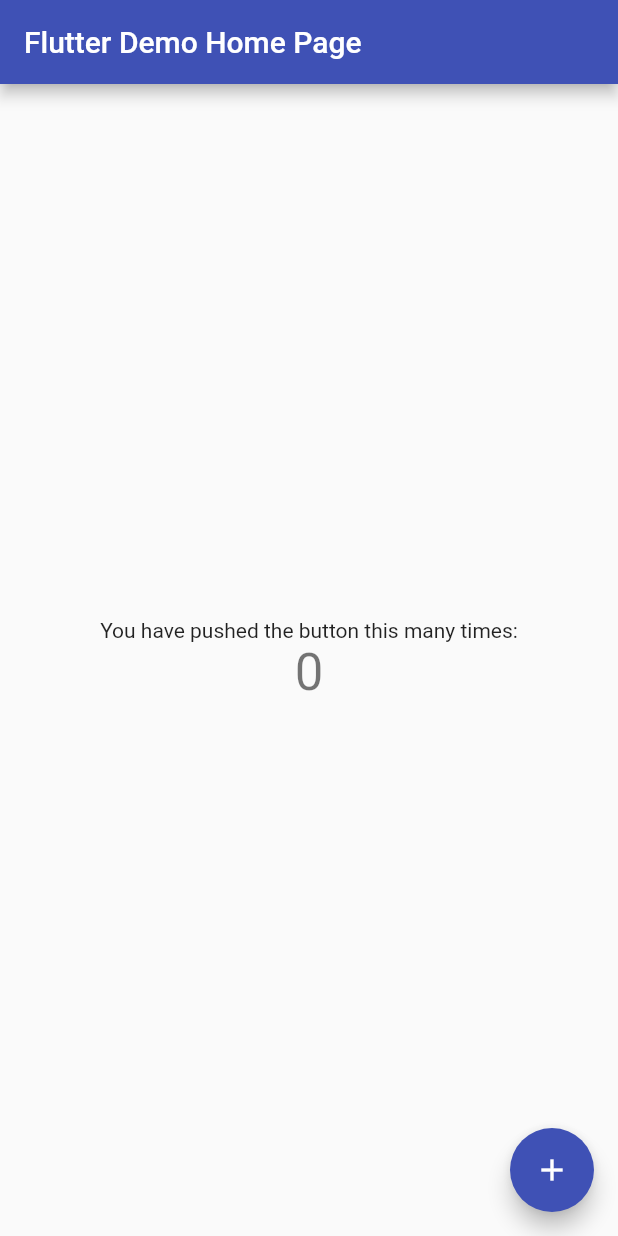
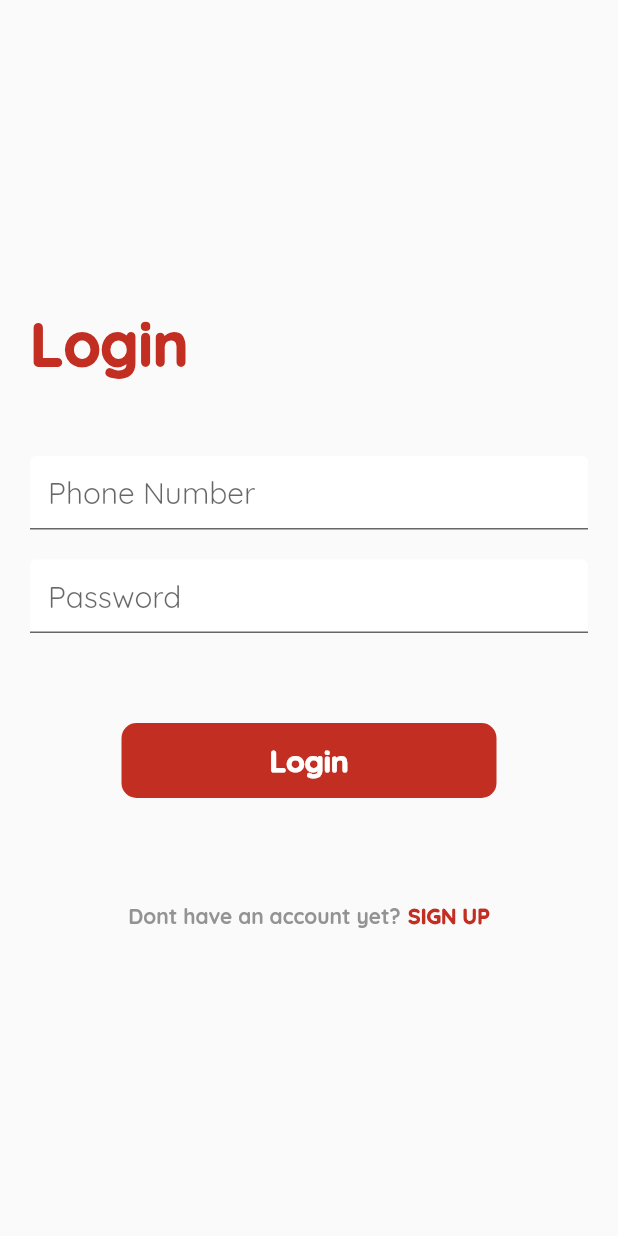
Before and after one commit to kwado-tech/project-management, a Flutter app: the screen it shows after launch, on a phone screen of 412 x 824 dp. Run offline on Flutter 3.47's test engine with Material 2 defaults, Android fonts, the phone set to English and light mode, and no system bars.

Commit message:
Added & imported Quicksand fonts, deleted my-home-page widget, created & designed  auth-page (consisting of login & signup interfaces), updated theme-colors.

```diff
--- a/lib/main.dart
+++ b/lib/main.dart
@@ -1,115 +1,19 @@
 import 'package:flutter/material.dart';
+import 'package:project_manager/pages/auth/auth_page.dart';
 import 'package:project_manager/theme/theme_colors.dart';
-
-
 
 void main() => runApp(MyApp());
 
 class MyApp extends StatelessWidget {
-  // This widget is the root of your application.
   @override
   Widget build(BuildContext context) {
     return MaterialApp(
-      title: 'Flutter Demo',
+      debugShowCheckedModeBanner: false,
+      title: 'Project Manager',
       theme: ThemeData(
-        // This is the theme of your application.
-        //
-        // Try running your application with "flutter run". You'll see the
-        // application has a blue toolbar. Then, without quitting the app, try
-        // changing the primarySwatch below to Colors.green and then invoke
-        // "hot reload" (press "r" in the console where you ran "flutter run",
-        // or simply save your changes to "hot reload" in a Flutter IDE).
-        // Notice that the counter didn't reset back to zero; the application
-        // is not restarted.
-        primarySwatch: Colors.indigo,
-      ),
-      home: MyHomePage(title: 'Flutter Demo Home Page'),
+        primaryColor: tPrimaryColor,
+        fontFamily: 'Quicksand'),
+      home: AuthPage(),
     );
   }
 }
-
-class MyHomePage extends StatefulWidget {
-  MyHomePage({Key key, this.title}) : super(key: key);
-
-  // This widget is the home page of your application. It is stateful, meaning
-  // that it has a State object (defined below) that contains fields that affect
-  // how it looks.
-
-  // This class is the configuration for the state. It holds the values (in this
-  // case the title) provided by the parent (in this case the App widget) and
-  // used by the build method of the State. Fields in a Widget subclass are
-  // always marked "final".
-
-  final String title;
-
-  @override
-  _MyHomePageState createState() => _MyHomePageState();
-}
-
-class _MyHomePageState extends State<MyHomePage> {
-  int _counter = 0;
-
-  void _incrementCounter() {
-    setState(() {
-      // This call to setState tells the Flutter framework that something has
-      // changed in this State, which causes it to rerun the build method below
-      // so that the display can reflect the updated values. If we changed
-      // _counter without calling setState(), then the build method would not be
-      // called again, and so nothing would appear to happen.
-      _counter++;
-    });
-  }
-
-  @override
-  Widget build(BuildContext context) {
-    // This method is rerun every time setState is called, for instance as done
-    // by the _incrementCounter method above.
-    //
-    // The Flutter framework has been optimized to make rerunning build methods
-    // fast, so that you can just rebuild anything that needs updating rather
-    // than having to individually change instances of widgets.
-    return Scaffold(
-      appBar: AppBar(
-        // Here we take the value from the MyHomePage object that was created by
-        // the App.build method, and use it to set our appbar title.
-        title: Text(widget.title),
-        backgroundColor: tPrimaryColor,
-      ),
-      body: Center(
-        // Center is a layout widget. It takes a single child and positions it
-        // in the middle of the parent.
-        child: Column(
-          // Column is also layout widget. It takes a list of children and
-          // arranges them vertically. By default, it sizes itself to fit its
-          // children horizontally, and tries to be as tall as its parent.
-          //
-          // Invoke "debug painting" (press "p" in the console, choose the
-          // "Toggle Debug Paint" action from the Flutter Inspector in Android
-          // Studio, or the "Toggle Debug Paint" command in Visual Studio Code)
-          // to see the wireframe for each widget.
-          //
-          // Column has various properties to control how it sizes itself and
-          // how it positions its children. Here we use mainAxisAlignment to
-          // center the children vertically; the main axis here is the vertical
-          // axis because Columns are vertical (the cross axis would be
-          // horizontal).
-          mainAxisAlignment: MainAxisAlignment.center,
-          children: <Widget>[
-            Text(
-              'You have pushed the button this many times:',
-            ),
-            Text(
-              '$_counter',
-              style: Theme.of(context).textTheme.display1,
-            ),
-          ],
-        ),
-      ),
-      floatingActionButton: FloatingActionButton(
-        onPressed: _incrementCounter,
-        tooltip: 'Increment',
-        child: Icon(Icons.add),
-      ), // This trailing comma makes auto-formatting nicer for build methods.
-    );
-  }
-}
--- /dev/null
+++ b/lib/pages/auth/auth_page.dart
@@ -0,0 +1,158 @@
+import 'package:flutter/material.dart';
+import 'package:project_manager/theme/theme_colors.dart';
+
+enum AuthMode { Login, SignUp }
+
+class AuthPage extends StatefulWidget {
+  @override
+  _AuthPageState createState() => _AuthPageState();
+}
+
+class _AuthPageState extends State<AuthPage> {
+  AuthMode _authMode = AuthMode.Login;
+
+  void _hideKeyPad() {
+    FocusScope.of(context).requestFocus(FocusNode());
+  }
+
+  Widget _buildTitleRow() {
+    return Row(
+      children: <Widget>[
+        Text(_authMode == AuthMode.Login ? 'Login' : 'Sign Up',
+            style: TextStyle(
+                color: tAccentColor,
+                fontSize: 40.0,
+                fontWeight: FontWeight.w900)),
+      ],
+    );
+  }
+
+  Widget _buildPhoneNumberTextField() {
+    return TextField(
+      keyboardType: TextInputType.phone,
+      style: TextStyle(fontSize: 20.0),
+      decoration: InputDecoration(
+        hintText: 'Phone Number',
+        filled: true,
+        fillColor: tTextFieldBackgroundColor,
+      ),
+    );
+  }
+
+  Widget _buildPasswordTextField() {
+    return TextField(
+      obscureText: true,
+      keyboardType: TextInputType.phone,
+      style: TextStyle(fontSize: 20.0),
+      decoration: InputDecoration(
+        hintText: 'Password',
+        filled: true,
+        fillColor: tTextFieldBackgroundColor,
+      ),
+    );
+  }
+
+  Widget _buildConfirmPasswordTextField() {
+    return _authMode == AuthMode.Login
+        ? Container()
+        : TextField(
+            obscureText: true,
+            keyboardType: TextInputType.phone,
+            style: TextStyle(fontSize: 20.0),
+            decoration: InputDecoration(
+              hintText: 'Confirm Password',
+              filled: true,
+              fillColor: tTextFieldBackgroundColor,
+            ),
+          );
+  }
+
+  Widget _buildFormControl() {
+    return InkWell(
+      onTap: () {},
+      child: Container(
+        height: 50.0,
+        width: 250.0,
+        decoration: BoxDecoration(
+          color: tAccentColor,
+          borderRadius: BorderRadius.circular(10.0),
+        ),
+        alignment: Alignment.center,
+        padding: EdgeInsets.all(10.0),
+        child: Text(_authMode == AuthMode.Login ? 'Login' : 'Sign Up',
+            style: TextStyle(
+                color: tAccentButtonTextColor,
+                fontSize: 20.0,
+                fontWeight: FontWeight.w900)),
+      ),
+    );
+  }
+
+  Widget _buildAuthModeControl() {
+    return InkWell(
+      onTap: () {
+        _hideKeyPad();
+        setState(() {
+          _authMode == AuthMode.Login
+              ? _authMode = AuthMode.SignUp
+              : _authMode = AuthMode.Login;
+        });
+      },
+      child: Container(
+        padding: EdgeInsets.all(20.0),
+        child: Row(
+          mainAxisAlignment: MainAxisAlignment.center,
+          children: <Widget>[
+            Text(
+              _authMode == AuthMode.Login
+                  ? 'Dont have an account yet?'
+                  : 'Already have an account?',
+              style: TextStyle(color: tTextColor, fontWeight: FontWeight.bold),
+            ),
+            SizedBox(width: 5.0),
+            Text(
+              _authMode == AuthMode.Login ? 'SIGN UP' : 'LOGIN',
+              style:
+                  TextStyle(color: tAccentColor, fontWeight: FontWeight.w900),
+            ),
+          ],
+        ),
+      ),
+    );
+  }
+
+  @override
+  Widget build(BuildContext context) {
+    return GestureDetector(
+      onTap: () => FocusScope.of(context).requestFocus(FocusNode()),
+      child: Scaffold(
+        body: SafeArea(
+          child: Center(
+            child: SingleChildScrollView(
+              child: Container(
+                padding: EdgeInsets.symmetric(horizontal: 20.0),
+                alignment: Alignment.center,
+                child: Column(
+                  children: <Widget>[
+                    SizedBox(height: 20.0),
+                    _buildTitleRow(),
+                    SizedBox(height: 50.0),
+                    _buildPhoneNumberTextField(),
+                    SizedBox(height: 20.0),
+                    _buildPasswordTextField(),
+                    SizedBox(height: 20.0),
+                    _buildConfirmPasswordTextField(),
+                    SizedBox(height: 40.0),
+                    _buildFormControl(),
+                    SizedBox(height: 50.0),
+                    _buildAuthModeControl()
+                  ],
+                ),
+              ),
+            ),
+          ),
+        ),
+      ),
+    );
+  }
+}
--- a/lib/theme/theme_colors.dart
+++ b/lib/theme/theme_colors.dart
@@ -11,9 +11,11 @@ final Color tErrorColor = HexColor('b00020');
 
 
 final Color tBackgroundColor = HexColor('fafafa');
-final Color tAppBarColor = HexColor('fafafa');
+final Color tAppBarColor = HexColor('ffffff');
 
+final Color tTextColor = HexColor('939393');
+final Color tAccentButtonTextColor = HexColor('ffffff');
 
-final Color tTextColor = HexColor('fafafa');
-final Color tInputTextColor = HexColor('fafafa');
-final Color tInputBorderColor = HexColor('fafafa');
+final Color tTextFieldTextColor = HexColor('e6e6e6');
+final Color tTextFieldBackgroundColor = HexColor('ffffff');
+final Color tTextFieldBorderColor = HexColor('f3f3f3');
```
Also changed, not shown: pubspec.yaml (+8 -6 lines), assets/fonts/Quicksand-Bold.ttf (added), assets/fonts/Quicksand-Light.ttf (added), assets/fonts/Quicksand-Medium.ttf (added), assets/fonts/Quicksand-Regular.ttf (added).
